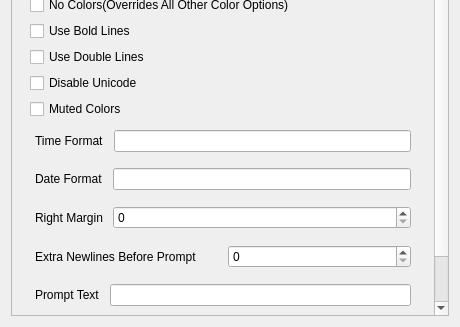
Before: the Qt Designer form application/prompttab_fix.ui in TheNiteCoder/mx-bashrc-config, drawn with Qt 5; both pictures show x 0 to 460 and y 169 to 496 of the 460 by 496 pixel window.
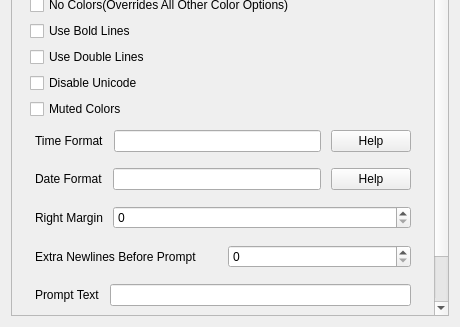
After: the same form once the commit is applied. Icons and pictures are not drawn.

Commit message: Adding help buttons for date and time format inputs

Patch:
```diff
--- a/application/prompttab_fix.ui
+++ b/application/prompttab_fix.ui
@@ -209,6 +209,16 @@
              <item>
               <widget class="QLineEdit" name="lineEdit_TimeFormatText"/>
              </item>
+             <item>
+              <widget class="QPushButton" name="pushButton_TimeFormatHelp">
+               <property name="text">
+                <string>Help</string>
+               </property>
+               <property name="icon">
+                <iconset theme="help"/>
+               </property>
+              </widget>
+             </item>
             </layout>
            </item>
            <item>
@@ -238,6 +248,16 @@
              <item>
               <widget class="QLineEdit" name="lineEdit_DateFormatText"/>
              </item>
+             <item>
+              <widget class="QPushButton" name="pushButton_DateFormatHelp">
+               <property name="text">
+                <string>Help</string>
+               </property>
+               <property name="icon">
+                <iconset theme="help"/>
+               </property>
+              </widget>
+             </item>
             </layout>
            </item>
            <item>
```
Left out of the diff: 2 changed lines with no effect on the pictures. The commit also changes 1 other file.
